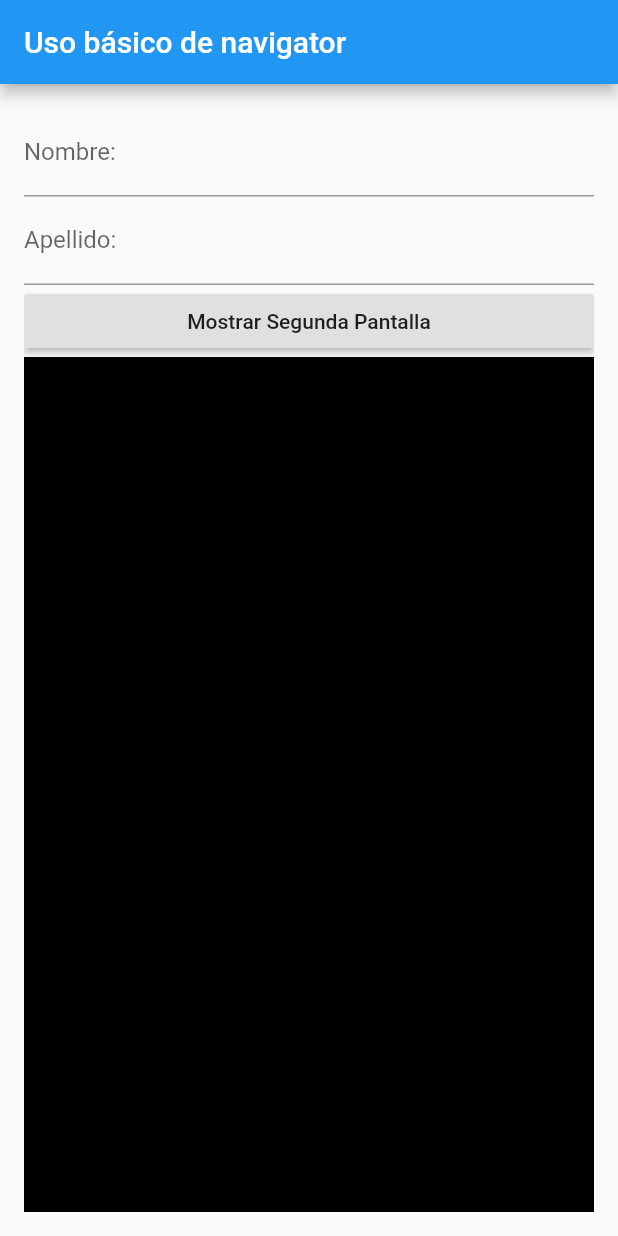
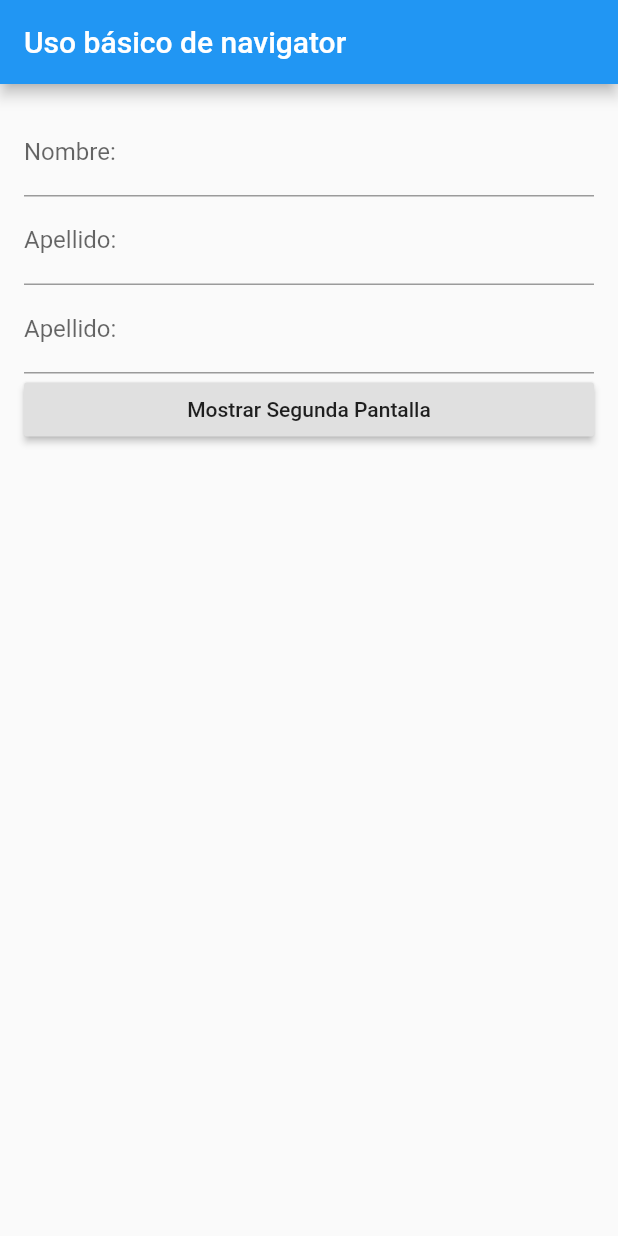
Before and after one commit to GaleanoJorge/my_app_flutter, a Flutter app: the screen it shows after launch, on a phone screen of 412 x 824 dp. Run offline on Flutter 3.47's test engine with Material 2 defaults, Android fonts, the phone set to English and light mode, and no system bars.

Commit message:
tipos de teclado

```diff
--- a/lib/pages/my_home_page.dart
+++ b/lib/pages/my_home_page.dart
@@ -51,17 +51,16 @@ class _MyHomePageState extends State<MyHomePage> {
                   }
                 },
               ),
+              TextFormField(
+                decoration: InputDecoration(labelText: 'Apellido:'),
+                keyboardType: TextInputType.url,
+              ),
               RaisedButton(
                 onPressed: () {
                   _showSecondPage(context);
                 },
                 child: Text('Mostrar Segunda Pantalla'),
               ),
-              Container(
-                height: 1000,
-                width: 20,
-                color: Colors.black,
-              )
             ],
           ),
         ),
```
